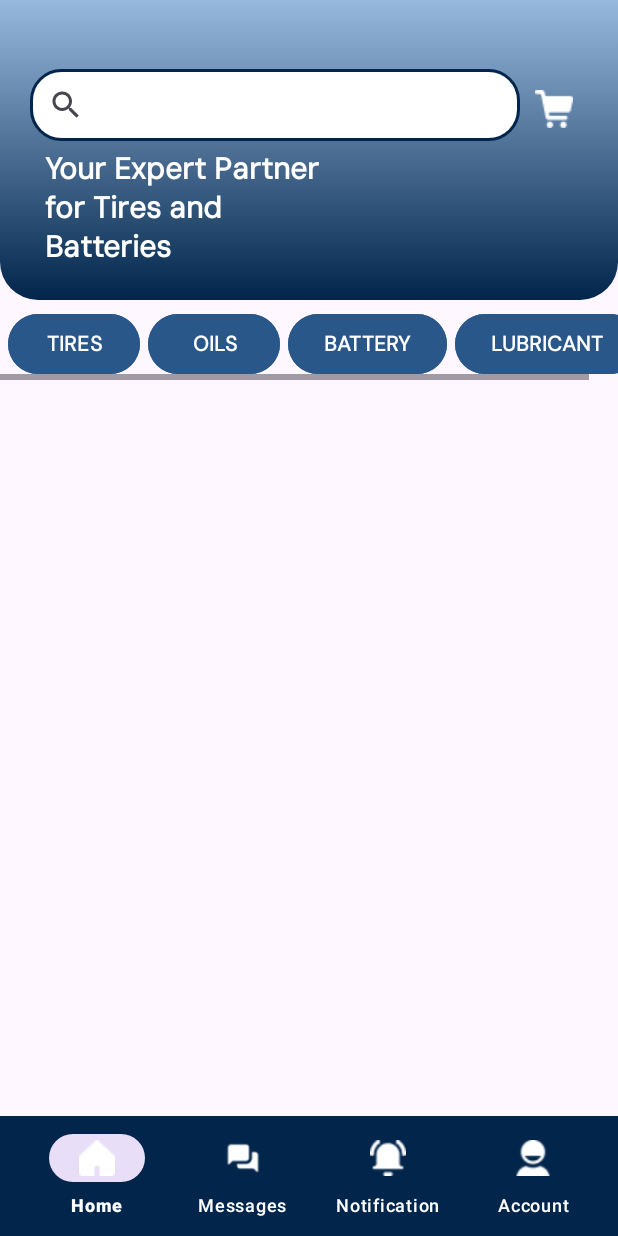
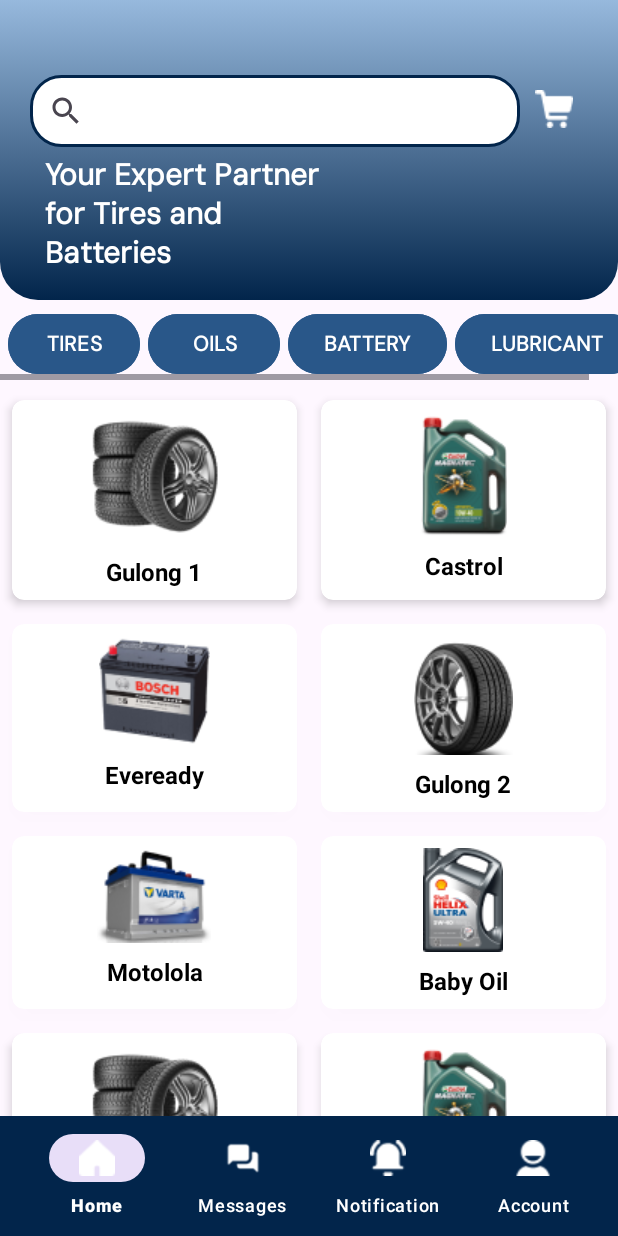
Before and after one commit to bennybun29/J-MAB_Mobile, an Android app: the HomeFragment screen opened directly, with no data from a screen before it, on a phone screen of 412 x 824 dp. Run offline under Robolectric (Android 15) with nearby library versions, the phone set to English and light mode, and no system bars.

Commit message:
Added some sample images/products on the home page to test the recyclerview. Also added a feature to the log out button.

```diff
--- a/app/src/main/java/com/example/j_mabmobile/AccountFragment.kt
+++ b/app/src/main/java/com/example/j_mabmobile/AccountFragment.kt
@@ -1,5 +1,6 @@
 package com.example.j_mabmobile
 
+import android.app.AlertDialog
 import android.content.Intent
 import android.os.Bundle
 import androidx.fragment.app.Fragment
@@ -20,6 +21,7 @@ class AccountFragment : Fragment() {
     lateinit var account_and_sec_btn: Button
     lateinit var my_addresses_btn: Button
     lateinit var help_btn: Button
+    lateinit var log_out_btn: Button
 
     override fun onCreate(savedInstanceState: Bundle?) {
         super.onCreate(savedInstanceState)
@@ -33,16 +35,13 @@ class AccountFragment : Fragment() {
         inflater: LayoutInflater, container: ViewGroup?,
         savedInstanceState: Bundle?
     ): View? {
-        // Inflate the layout for this fragment
         val view = inflater.inflate(R.layout.fragment_account, container, false)
 
-        // Find the button in the view
         account_and_sec_btn = view.findViewById(R.id.account_and_security_btn)
         my_addresses_btn = view.findViewById(R.id.my_addresses_btn)
         help_btn = view.findViewById(R.id.help_btn)
+        log_out_btn = view.findViewById(R.id.log_out_btn)
 
-
-        // Set up the OnClickListener for the button
         account_and_sec_btn.setOnClickListener {
             val intent = Intent(activity, AccountAndSecurityActivity::class.java)
             startActivity(intent)
@@ -56,6 +55,21 @@ class AccountFragment : Fragment() {
         help_btn.setOnClickListener( {
             val intent = Intent(activity, HelpActivity::class.java)
             startActivity(intent)
+        })
+
+        log_out_btn.setOnClickListener({
+
+            AlertDialog.Builder(requireContext())
+                .setTitle("Log Out")
+                .setMessage("Are you sure you want to log out?")
+                .setPositiveButton("Yes") { _, _ ->
+                    val intent = Intent(activity, SignInActivity::class.java)
+                    intent.flags = Intent.FLAG_ACTIVITY_NEW_TASK or Intent.FLAG_ACTIVITY_CLEAR_TASK
+                    startActivity(intent)
+                }
+                .setNegativeButton("Cancel", null)
+                .show()
+
         })
 
 
--- a/app/src/main/java/com/example/j_mabmobile/HomeFragment.kt
+++ b/app/src/main/java/com/example/j_mabmobile/HomeFragment.kt
@@ -7,6 +7,10 @@ import android.view.LayoutInflater
 import android.view.View
 import android.view.ViewGroup
 import android.widget.ImageButton
+import androidx.core.widget.NestedScrollView
+import androidx.recyclerview.widget.GridLayoutManager
+import androidx.recyclerview.widget.RecyclerView
+import com.example.j_mabmobile.model.Item
 
 // TODO: Rename parameter arguments, choose names that match
 // the fragment initialization parameters, e.g. ARG_ITEM_NUMBER
@@ -40,20 +44,40 @@ class HomeFragment : Fragment() {
         inflater: LayoutInflater, container: ViewGroup?,
         savedInstanceState: Bundle?
     ): View? {
-        // Inflate the layout for this fragment
         val view = inflater.inflate(R.layout.fragment_home, container, false)
 
-        // Find the cart icon in the view
         cart_icon = view.findViewById(R.id.cart_icon)
 
-        // Set up the OnClickListener for the cart icon
         cart_icon.setOnClickListener {
             val intent = Intent(activity, CartActivity::class.java)
             startActivity(intent)
         }
 
+        val recyclerView: RecyclerView = view.findViewById(R.id.recyclerView)
+        recyclerView.layoutManager = GridLayoutManager(requireContext(), 2) // Two-column layout
+
+        val itemList = listOf(
+            Item(R.drawable.gulong, "Gulong 1"),
+            Item(R.drawable.castrol, "Castrol"),
+            Item(R.drawable.battery, "Eveready"),
+            Item(R.drawable.second_gulong, "Gulong 2"),
+            Item(R.drawable.motolola, "Motolola"),
+            Item(R.drawable.baby_oil, "Baby Oil"),
+            Item(R.drawable.gulong, "Gulong 1"),
+            Item(R.drawable.castrol, "Castrol"),
+            Item(R.drawable.battery, "Eveready"),
+            Item(R.drawable.second_gulong, "Gulong 2"),
+            Item(R.drawable.motolola, "Motolola"),
+            Item(R.drawable.baby_oil, "Baby Oil")
+        )
+
+        // Set adapter
+        recyclerView.adapter = RecyclerAdapter(itemList)
+
+
         return view
     }
+
 
     override fun onPause() {
         super.onPause()
--- a/app/src/main/java/com/example/j_mabmobile/MainActivity.kt
+++ b/app/src/main/java/com/example/j_mabmobile/MainActivity.kt
@@ -1,8 +1,12 @@
 package com.example.j_mabmobile
 
+import android.app.AlertDialog
+import android.content.Context
+import android.content.Intent
 import android.os.Bundle
 import android.view.MenuItem
 import androidx.appcompat.app.AppCompatActivity
+import androidx.core.content.ContentProviderCompat.requireContext
 import androidx.core.view.GravityCompat
 import androidx.fragment.app.Fragment
 import com.example.j_mabmobile.databinding.ActivityMainBinding
@@ -58,9 +62,17 @@ class MainActivity : AppCompatActivity(), NavigationView.OnNavigationItemSelecte
             binding.bottomNavigation.selectedItemId = R.id.home_btn
         } else {
             // If already in HomeFragment, allow the default behavior (exit the app)
-            super.onBackPressedDispatcher.onBackPressed()
+            AlertDialog.Builder(this)
+                .setTitle("Log Out")
+                .setMessage("Are you sure you want close the app?")
+                .setPositiveButton("Yes") { _, _ ->
+                    super.onBackPressed()
+                }
+                .setNegativeButton("Cancel", null)
+                .show()
         }
     }
+
 
 
     private fun openFragment(fragment: Fragment) {
--- /dev/null
+++ b/app/src/main/java/com/example/j_mabmobile/RecyclerAdapter.kt
@@ -0,0 +1,30 @@
+package com.example.j_mabmobile
+import com.example.j_mabmobile.model.Item
+import android.view.LayoutInflater
+import android.view.View
+import android.view.ViewGroup
+import android.widget.ImageView
+import android.widget.TextView
+import androidx.recyclerview.widget.RecyclerView
+
+class RecyclerAdapter(private val items: List<Item>) :
+    RecyclerView.Adapter<RecyclerAdapter.ViewHolder>() {
+
+    override fun onCreateViewHolder(parent: ViewGroup, viewType: Int): ViewHolder {
+        val view = LayoutInflater.from(parent.context).inflate(R.layout.item_card, parent, false)
+        return ViewHolder(view)
+    }
+
+    override fun onBindViewHolder(holder: ViewHolder, position: Int) {
+        val item = items[position]
+        holder.imageView.setImageResource(item.imageResId)
+        holder.textView.text = item.text
+    }
+
+    override fun getItemCount(): Int = items.size
+
+    inner class ViewHolder(itemView: View) : RecyclerView.ViewHolder(itemView) {
+        val imageView: ImageView = itemView.findViewById(R.id.item_image)
+        val textView: TextView = itemView.findViewById(R.id.item_text)
+    }
+}
--- a/app/src/main/java/com/example/j_mabmobile/SignInActivity.kt
+++ b/app/src/main/java/com/example/j_mabmobile/SignInActivity.kt
@@ -100,7 +100,7 @@ class SignInActivity : AppCompatActivity() {
                     Toast.makeText(this@SignInActivity, apiResponse?.message ?: "Login successful", Toast.LENGTH_SHORT).show()
                     val intent = Intent(this@SignInActivity, MainActivity::class.java)
                     startActivity(intent)
-                    finish() // Finish the current activity to avoid returning to it on back press
+                    finishAffinity() // Finish the current activity to avoid returning to it on back press
                 } else {
                     // Login failed
                     try {
--- a/app/src/main/java/com/example/j_mabmobile/SignUpActivity.kt
+++ b/app/src/main/java/com/example/j_mabmobile/SignUpActivity.kt
@@ -110,7 +110,7 @@ class SignUpActivity : AppCompatActivity() {
                         if (response.code() == 201) { // Successful registration
                             val intent = Intent(this@SignUpActivity, MainActivity::class.java)
                             startActivity(intent)
-                            finish()
+                            finishAffinity()
                         } else {
                             // Handle unexpected successful response code if needed
                             Toast.makeText(this@SignUpActivity, "Unexpected success response", Toast.LENGTH_SHORT).show()
--- a/app/src/main/java/com/example/j_mabmobile/api/RetrofitClient.kt
+++ b/app/src/main/java/com/example/j_mabmobile/api/RetrofitClient.kt
@@ -4,8 +4,8 @@ import retrofit2.Retrofit
 import retrofit2.converter.gson.GsonConverterFactory
 
 object RetrofitClient {
-    private const val BASE_URL = "http://192.168.100.27/jmab-api/routes/api.php/"
-
+    private const val BASE_URL = "http://10.0.2.2:80/jmab-api/routes/api.php/"
+    //10.0.2.2:80
     val instance: Retrofit by lazy {
         Retrofit.Builder()
             .baseUrl(BASE_URL)
--- a/app/src/main/java/com/example/j_mabmobile/model/UserRequest.kt
+++ b/app/src/main/java/com/example/j_mabmobile/model/UserRequest.kt
@@ -11,3 +11,8 @@ data class LogInRequest(
     val email: String,
     val password: String
 )
+
+data class Item(
+    val imageResId: Int,
+    val text: String
+)
--- a/app/src/main/res/layout/fragment_home.xml
+++ b/app/src/main/res/layout/fragment_home.xml
@@ -6,18 +6,9 @@
     android:layout_height="match_parent"
     tools:context=".HomeFragment">
 
-    <ScrollView
-        android:layout_width="match_parent"
-        android:layout_height="match_parent">
-
-        <LinearLayout
-            android:layout_width="match_parent"
-            android:layout_height="wrap_content"
-            android:orientation="vertical">
-
             <androidx.constraintlayout.widget.ConstraintLayout
                 android:layout_width="match_parent"
-                android:layout_height="wrap_content">
+                android:layout_height="match_parent">
 
                 <ImageView
                     android:id="@+id/imageView3"
@@ -33,16 +24,15 @@
                     android:layout_width="0dp"
                     android:layout_height="wrap_content"
                     android:layout_marginStart="20dp"
-                    android:layout_marginTop="-60dp"
+                    android:layout_marginTop="50dp"
+                    android:layout_marginEnd="10dp"
                     android:background="@drawable/search_view_bg"
                     app:circularflow_radiusInDP="20dp"
                     app:defaultQueryHint="Search"
-                    app:layout_constraintBottom_toBottomOf="@+id/imageView3"
+                    app:layout_constraintEnd_toStartOf="@+id/cart_icon"
                     app:layout_constraintStart_toStartOf="parent"
                     app:layout_constraintTop_toTopOf="parent"
-                    app:queryHint="Search"
-                    android:layout_marginEnd="10dp"
-                    app:layout_constraintEnd_toStartOf="@+id/cart_icon"/>
+                    app:queryHint="Search" />
 
                 <ImageButton
                     android:id="@+id/cart_icon"
@@ -69,6 +59,7 @@
 
 
                 <HorizontalScrollView
+                    android:id="@+id/categoryHorizontalScrollView"
                     android:layout_width="match_parent"
                     android:layout_height="wrap_content"
                     android:layout_marginTop="5dp"
@@ -123,7 +114,17 @@
                     </LinearLayout>
 
                 </HorizontalScrollView>
+
+                <androidx.recyclerview.widget.RecyclerView
+                    android:id="@+id/recyclerView"
+                    android:layout_width="match_parent"
+                    android:layout_height="0dp"
+                    app:layout_constraintTop_toBottomOf="@id/categoryHorizontalScrollView"
+                    app:layout_constraintBottom_toBottomOf="parent"
+                    android:layout_marginTop="5dp"
+                    android:paddingBottom="80dp"
+                    tools:listitem="@layout/item_card"/>
+
+
             </androidx.constraintlayout.widget.ConstraintLayout>
-        </LinearLayout>
-    </ScrollView>
 </FrameLayout>
--- /dev/null
+++ b/app/src/main/res/layout/item_card.xml
@@ -0,0 +1,36 @@
+<?xml version="1.0" encoding="utf-8"?>
+<androidx.cardview.widget.CardView xmlns:android="http://schemas.android.com/apk/res/android"
+    xmlns:app="http://schemas.android.com/apk/res-auto"
+    android:layout_width="match_parent"
+    android:layout_height="wrap_content"
+    android:layout_margin="8dp"
+    app:cardCornerRadius="8dp"
+    app:cardElevation="4dp">
+
+    <LinearLayout
+        android:layout_width="match_parent"
+        android:layout_height="wrap_content"
+        android:orientation="vertical"
+        android:padding="8dp">
+
+        <ImageView
+            android:layout_gravity="center"
+            android:id="@+id/item_image"
+            android:layout_width="wrap_content"
+            android:layout_height="wrap_content"
+            android:scaleType="centerCrop"
+            android:src="@drawable/gulong" />
+
+        <TextView
+            android:id="@+id/item_text"
+            android:layout_width="match_parent"
+            android:layout_height="wrap_content"
+            android:layout_marginTop="8dp"
+            android:gravity="center"
+            android:text="Sample Text"
+            android:textColor="@android:color/black"
+            android:textSize="16sp"
+            android:textStyle="bold" />
+
+    </LinearLayout>
+</androidx.cardview.widget.CardView>
--- a/app/src/main/res/xml/network_security_config.xml
+++ b/app/src/main/res/xml/network_security_config.xml
@@ -1,6 +1,7 @@
 <?xml version="1.0" encoding="utf-8"?>
 <network-security-config>
     <domain-config cleartextTrafficPermitted="true">
-        <domain includeSubdomains="true">192.168.100.27</domain>
+        <domain includeSubdomains="true">10.0.2.2:80</domain>
+        <!--10.0.2.2:80-->
     </domain-config>
 </network-security-config>
```
Also changed, not shown: app/src/main/res/drawable/baby_oil.png (added), app/src/main/res/drawable/battery.png (added), app/src/main/res/drawable/castrol.png (added), app/src/main/res/drawable/gulong.png (added), app/src/main/res/drawable/motolola.png (added), app/src/main/res/drawable/second_gulong.png (added).
